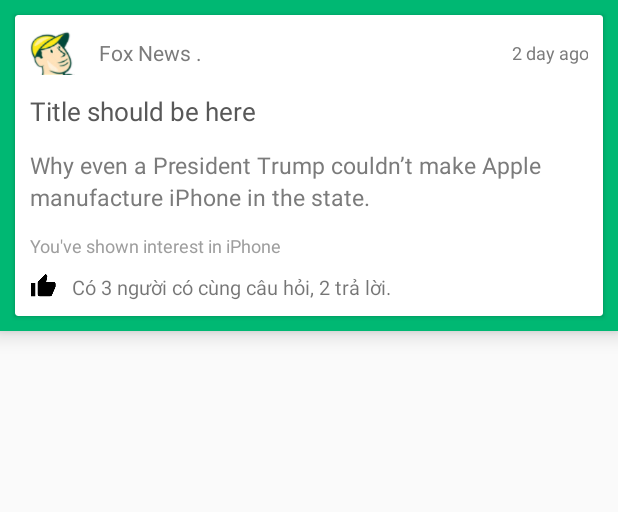
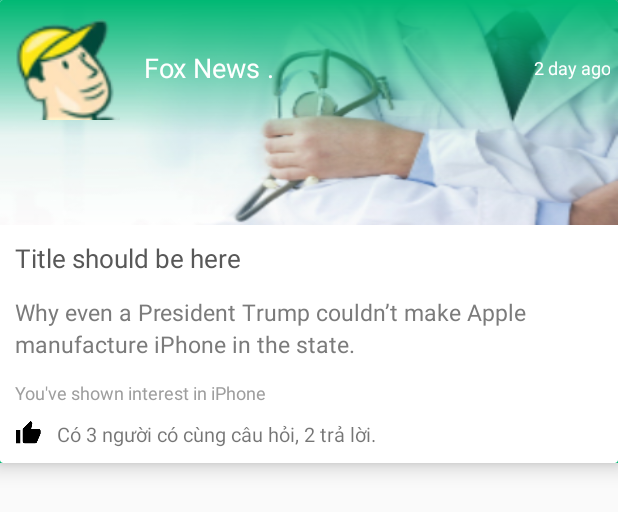
Before and after one commit to phungnlg/HelloDoctor, an Android app: the layout feed_item.xml on its own in the app's theme, with its tools: preview values and no code run, on a phone screen of 412 x 824 dp. Shown: the top 512 px of the screen. Run offline under Robolectric (Android 15) with nearby library versions, the phone set to English and light mode, and no system bars; Roboto replaces fonts that are not available here.

Commit message:
Fix bug: Post data doesn't load when the app start Redesigned post cardview layout

```diff
--- a/app/src/main/java/com/phungnlg/hellodoctor/SinglePostFragment.java
+++ b/app/src/main/java/com/phungnlg/hellodoctor/SinglePostFragment.java
@@ -113,6 +113,7 @@
         final Date currentLocalTime = cal.getTime();
 
         mCommentList = (RecyclerView) view.findViewById(R.id.comment_list);
+        mCommentList.setNestedScrollingEnabled(false);
         mCommentList.setHasFixedSize(true);
         mCommentList.setLayoutManager(new LinearLayoutManager(this.getContext()));
 
--- a/app/src/main/res/drawable/bg_gradient.xml
+++ b/app/src/main/res/drawable/bg_gradient.xml
@@ -4,9 +4,11 @@
     android:shape="rectangle"
     >
     <gradient
-        android:angle="45"
-        android:endColor="@color/bg_gradient_end"
-        android:startColor="@color/bg_gradient_start"
         android:type="linear"
+        android:centerX="60%"
+        android:startColor="#00b873"
+        android:centerColor="#1000b873"
+        android:endColor="#10ffffff"
+        android:angle="270"/>
         />
 </shape>
--- a/app/src/main/res/layout/feed_item.xml
+++ b/app/src/main/res/layout/feed_item.xml
@@ -1,6 +1,7 @@
 <?xml version="1.0" encoding="utf-8"?>
 <LinearLayout
     xmlns:android="http://schemas.android.com/apk/res/android"
+    xmlns:card_view="http://schemas.android.com/apk/res-auto"
     xmlns:tools="http://schemas.android.com/tools"
     android:layout_width="match_parent"
     android:layout_height="wrap_content"
@@ -13,18 +14,39 @@
     <android.support.v7.widget.CardView
         android:layout_width="match_parent"
         android:layout_height="wrap_content"
-        android:layout_margin="10dp"
+        android:layout_margin="0dp"
         android:background="@color/cardview_light_background"
         android:orientation="vertical"
+        card_view:cardElevation="0dp"
+        card_view:cardPreventCornerOverlap="false"
         >
 
         <LinearLayout
             android:layout_width="match_parent"
             android:layout_height="wrap_content"
-            android:layout_margin="10dp"
+            android:layout_margin="0dp"
             android:orientation="vertical"
             >
 
+            <RelativeLayout
+                android:layout_width="match_parent"
+                android:layout_height="150dp"
+                >
+
+                <ImageView
+                    android:layout_width="match_parent"
+                    android:layout_height="250dp"
+                    android:background="@drawable/nav_background"
+                    android:layout_alignParentRight="true"
+                    android:scaleType="fitXY"
+                    />
+
+                <View
+                    android:layout_width="match_parent"
+                    android:layout_height="250dp"
+                    android:background="@drawable/bg_gradient"
+
+                    />
                 <LinearLayout
                     android:layout_width="match_parent"
                     android:layout_height="wrap_content"
@@ -33,8 +55,9 @@
 
                     <ImageView
                         android:id="@+id/newsimage1"
-                    android:layout_width="45px"
-                    android:layout_height="45px"
+                        android:layout_width="105px"
+                        android:layout_height="105px"
+                        android:layout_margin="10dp"
                         android:scaleType="centerCrop"
                         android:src="@drawable/la"
                         />
@@ -44,10 +67,10 @@
                         android:layout_width="158dp"
                         android:layout_height="wrap_content"
                         android:layout_gravity="center"
-                    android:layout_marginLeft="16dp"
+                        android:layout_marginLeft="6dp"
                         android:text="Fox News ."
-                    android:textColor="@color/listsub1"
-                    android:textSize="14dp"
+                        android:textColor="@android:color/white"
+                        android:textSize="18sp"
                         android:textStyle="bold"
                         />
 
@@ -56,17 +79,19 @@
                         android:layout_width="match_parent"
                         android:layout_height="wrap_content"
                         android:layout_gravity="center"
+                        android:layout_marginRight="5dp"
                         android:gravity="right"
                         android:text="2 day ago"
-                    android:textColor="@color/listsub1"
+                        android:textColor="@android:color/white"
                         android:textSize="12sp"
                         />
                 </LinearLayout>
+            </RelativeLayout>
 
             <LinearLayout
                 android:layout_width="match_parent"
                 android:layout_height="wrap_content"
-                android:layout_marginTop="12dp"
+                android:layout_margin="10dp"
                 android:orientation="horizontal"
                 >
 
--- a/app/src/main/res/layout/tab_profile.xml
+++ b/app/src/main/res/layout/tab_profile.xml
@@ -196,8 +196,11 @@
                     <android.support.v7.widget.RecyclerView
                         android:id="@+id/profile_post"
                         android:layout_width="match_parent"
-                        android:layout_height="match_parent"
+                        android:layout_height="wrap_content"
+                        android:layout_marginTop="7dp"
                         android:layout_weight="0.38"
+                        android:background="@color/themecolor"
+                        android:paddingBottom="4dp"
                         >
                     </android.support.v7.widget.RecyclerView>
                 </LinearLayout>
```
Also changed, not shown: app/src/main/java/com/phungnlg/hellodoctor/NewsFeedFragment.java (+28 -17 lines), app/src/main/java/com/phungnlg/hellodoctor/NotificationFragment.java (+21 -22 lines), app/src/main/java/com/phungnlg/hellodoctor/ProfileFragment.java (+21 -3 lines), app/src/main/res/layout/content_newsfeed.xml (+2 -12 lines). Lines whose indentation alone changed are shown as unchanged.
